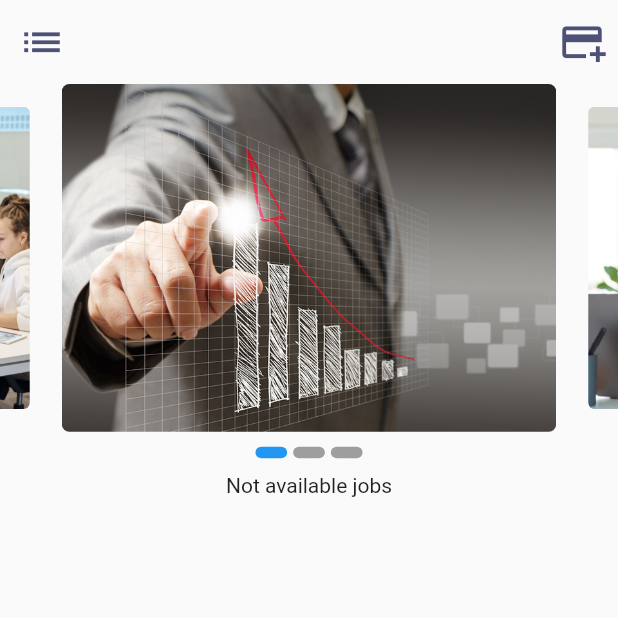
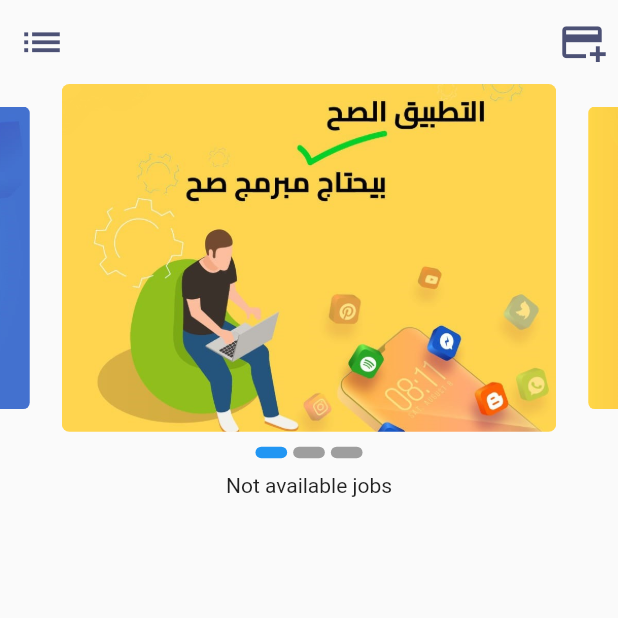
Before and after one commit to Sama-3li-2002/prog_jobs_grad, a Flutter app: the ComHomeScreen screen opened by its route, on a phone screen of 412 x 824 dp, the top half of it. Run offline on Flutter 3.47's test engine with Material 2 defaults, Android fonts, the phone set to English and light mode, and no system bars; drawn by our look-alikes of carousel_slider; our stand-ins replace auto_size_text, cloud_firestore, file_picker, firebase_auth, firebase_core, firebase_messaging and 5 more; missing offline and left inert: flutter_pdfview; accounts and stored records are empty; network calls fail.

Commit message:
Banan Commit 26

```diff
--- a/lib/view/screens/CompanyScreens/com_all_jobs.dart
+++ b/lib/view/screens/CompanyScreens/com_all_jobs.dart
@@ -123,6 +123,7 @@ class _ComAllJobScreenState extends State<ComAllJobScreen> {
                                       child: Row(
                                         children: [
                                           Container(
+                                            height: SizeConfig.scaleHeight(130),
                                             clipBehavior: Clip.antiAlias,
                                             decoration: BoxDecoration(
                                                 borderRadius: BorderRadius.only(
--- a/lib/view/screens/CompanyScreens/com_home.dart
+++ b/lib/view/screens/CompanyScreens/com_home.dart
@@ -134,6 +134,7 @@ class _ComHomeScreenState extends State<ComHomeScreen> {
                                   child: Row(
                                     children: [
                                       Container(
+                                        height: SizeConfig.scaleHeight(130),
                                         clipBehavior: Clip.antiAlias,
                                         decoration: BoxDecoration(
                                             borderRadius: BorderRadius.only(
@@ -425,6 +426,7 @@ class _ComHomeScreenState extends State<ComHomeScreen> {
                                       child: Row(
                                         children: [
                                           Container(
+                                            height: SizeConfig.scaleHeight(130),
                                             clipBehavior: Clip.antiAlias,
                                             decoration: BoxDecoration(
                                                 borderRadius: BorderRadius.only(
@@ -682,9 +684,9 @@ class AdImages extends StatefulWidget {
   CarouselController _carouselController = CarouselController();
 
   final List<String> imagePaths = [
-    'assets/images/img1.png',
-    'assets/images/img2.jpg',
-    'assets/images/img3.jpg',
+    'assets/images/img1.jpeg',
+    'assets/images/img2.jpeg',
+    'assets/images/img3.jpeg',
   ];
 
   @override
--- a/pubspec.yaml
+++ b/pubspec.yaml
@@ -85,9 +85,6 @@ flutter:
     - assets/images/advertisement 2.jpg
     - assets/images/advertisement 3.jpg
     - assets/images/image11.jpg
-    - assets/images/img1.png
-    - assets/images/img2.jpg
-    - assets/images/img3.jpg
 
   # An image asset can refer to one or more resolution-specific "variants", see
   # https://flutter.dev/assets-and-images/#resolution-aware
```
Also changed, not shown: lib/view/screens/CompanyScreens/ArchiveScreen.dart (+9 -41 lines), lib/view/screens/shared_screens/SettingScreen.dart (+7 -8 lines), assets/images/img1.jpeg (added), assets/images/img1.jpg (deleted), assets/images/img1.png (deleted), assets/images/img2.jpeg (added), assets/images/img2.jpg (deleted), assets/images/img3.jpeg (added), assets/images/img3.jpg (deleted), assets/images/jomhoorak.jpg (deleted).
